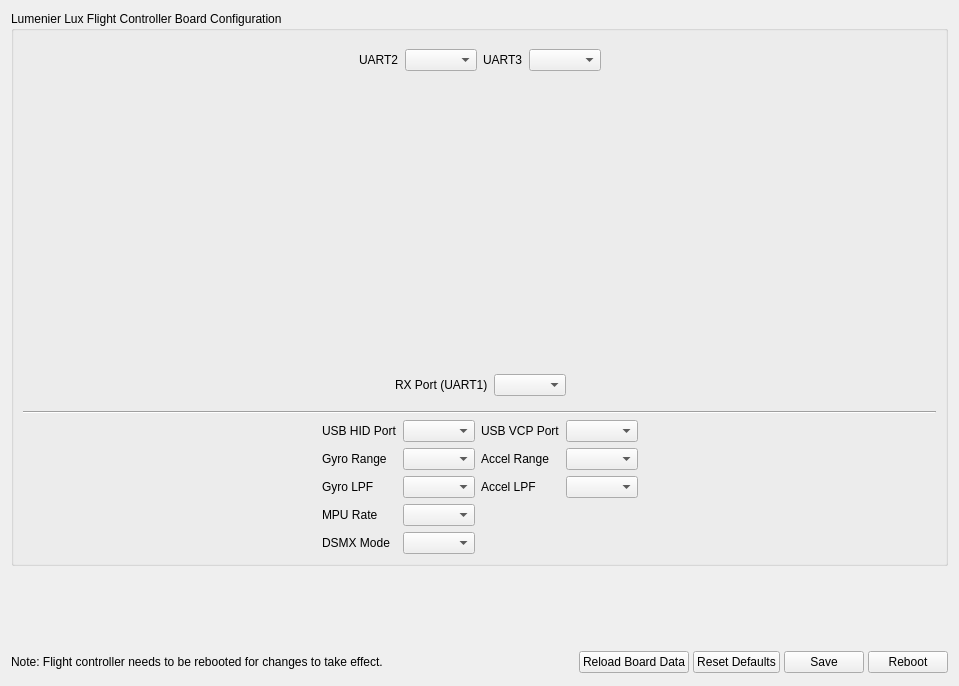
Old version of the form ground/gcs/src/plugins/boards_brotronics/luxconfiguration.ui in the repository d-ronin/dRonin.
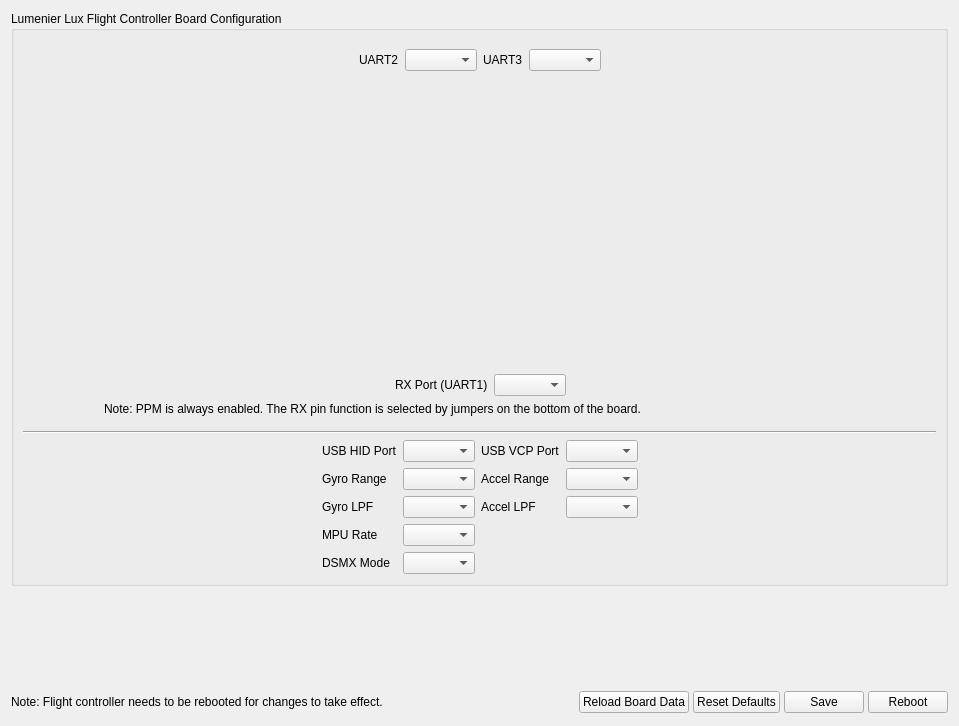
New version of the form. Icons and pictures are not drawn.

Commit message: Lux: Always enable PPM, use UART1 for a lot more things

```diff
--- a/ground/gcs/src/plugins/boards_brotronics/luxconfiguration.ui
+++ b/ground/gcs/src/plugins/boards_brotronics/luxconfiguration.ui
@@ -7,7 +7,7 @@
     <x>0</x>
     <y>0</y>
     <width>959</width>
-    <height>686</height>
+    <height>726</height>
    </rect>
   </property>
   <property name="sizePolicy">
@@ -260,6 +260,16 @@
                  </item>
                 </layout>
                </item>
+               <item>
+                <widget class="QLabel" name="label">
+                 <property name="text">
+                  <string>Note: PPM is always enabled. The RX pin function is selected by jumpers on the bottom of the board.</string>
+                 </property>
+                 <property name="wordWrap">
+                  <bool>true</bool>
+                 </property>
+                </widget>
+               </item>
               </layout>
              </item>
             </layout>
```
Left out of the diff: 2 changed lines with no effect on the pictures. The commit also changes 3 other files.
